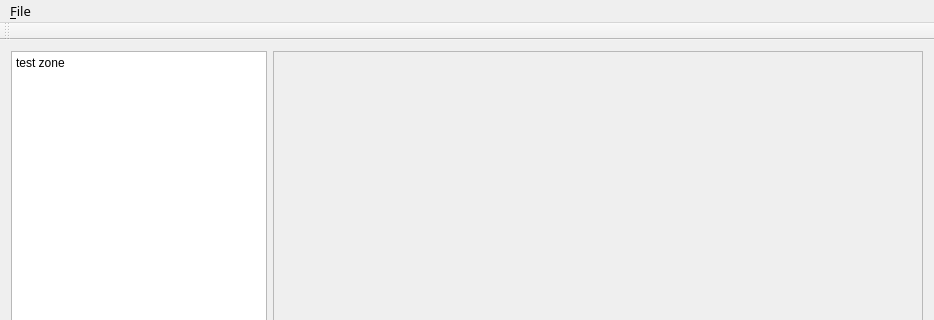
First picture: the form in forms/mainwindow.ui, repository leihui6/osg_qtwidget, before the edit; both pictures show x 0 to 934 and y 0 to 320 of the 934 by 689 pixel window.
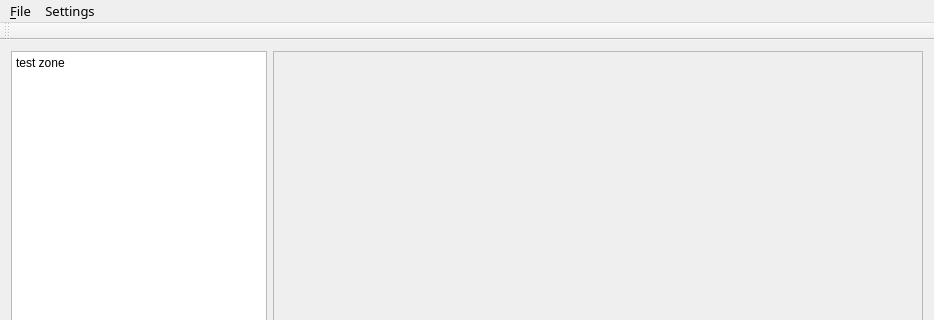
Second picture: the form after the edit.

The edit to the form file:
```diff
--- a/forms/mainwindow.ui
+++ b/forms/mainwindow.ui
@@ -64,7 +64,7 @@
      <x>0</x>
      <y>0</y>
      <width>934</width>
-     <height>19</height>
+     <height>26</height>
     </rect>
    </property>
    <property name="font">
@@ -88,7 +88,14 @@
     <addaction name="separator"/>
     <addaction name="actionQuit"/>
    </widget>
+   <widget class="QMenu" name="menuSettings">
+    <property name="title">
+     <string>Settings</string>
+    </property>
+    <addaction name="actionAdd_XYZ_axes"/>
+   </widget>
    <addaction name="menuFile"/>
+   <addaction name="menuSettings"/>
   </widget>
   <widget class="QToolBar" name="mainToolBar">
    <attribute name="toolBarArea">
```
Left out of the diff: 15 changed lines with no effect on the pictures.
